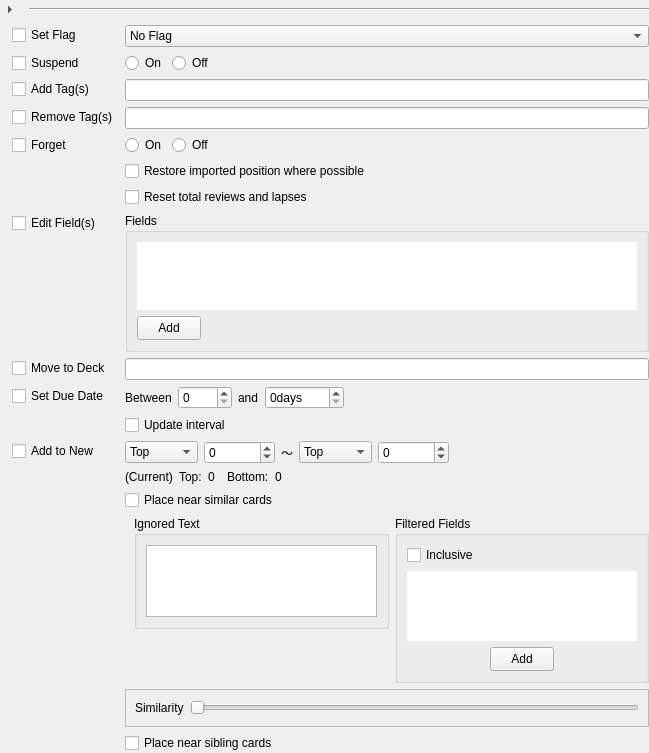
Qt form res/ui/actions_form.ui (iamjustkoi/LeechToolkit) before a commit.
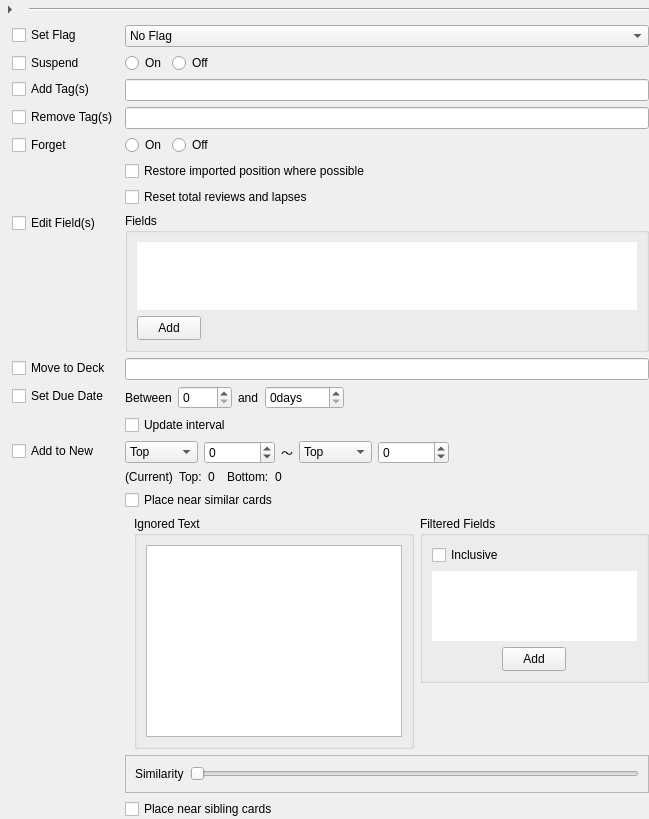
The same form after that commit. Custom widgets are drawn as their Qt base class.

Commit message: Fixed excluded edit text scrollbars by updating to adjust on first show only

```diff
--- a/res/ui/actions_form.ui
+++ b/res/ui/actions_form.ui
@@ -731,7 +731,7 @@
                     <item>
                      <widget class="QTextEdit" name="queueExcludeTextEdit">
                       <property name="sizePolicy">
-                       <sizepolicy hsizetype="Expanding" vsizetype="Maximum">
+                       <sizepolicy hsizetype="Expanding" vsizetype="Fixed">
                         <horstretch>0</horstretch>
                         <verstretch>0</verstretch>
                        </sizepolicy>
@@ -742,8 +742,14 @@
                         <height>0</height>
                        </size>
                       </property>
+                         <property name="maximumSize">
+                             <size>
+                                 <width>16777215</width>
+                                 <height>256</height>
+                             </size>
+                         </property>
                       <property name="sizeAdjustPolicy">
-                       <enum>QAbstractScrollArea::AdjustToContents</enum>
+                             <enum>QAbstractScrollArea::AdjustIgnored</enum>
                       </property>
                       <property name="tabChangesFocus">
                        <bool>true</bool>
@@ -806,6 +812,12 @@
                         <verstretch>0</verstretch>
                        </sizepolicy>
                       </property>
+                            <property name="minimumSize">
+                                <size>
+                                    <width>0</width>
+                                    <height>0</height>
+                                </size>
+                            </property>
                       <property name="maximumSize">
                        <size>
                         <width>16777215</width>
```
Lines whose indentation alone changed are shown as unchanged. The commit also changes 1 other file.
